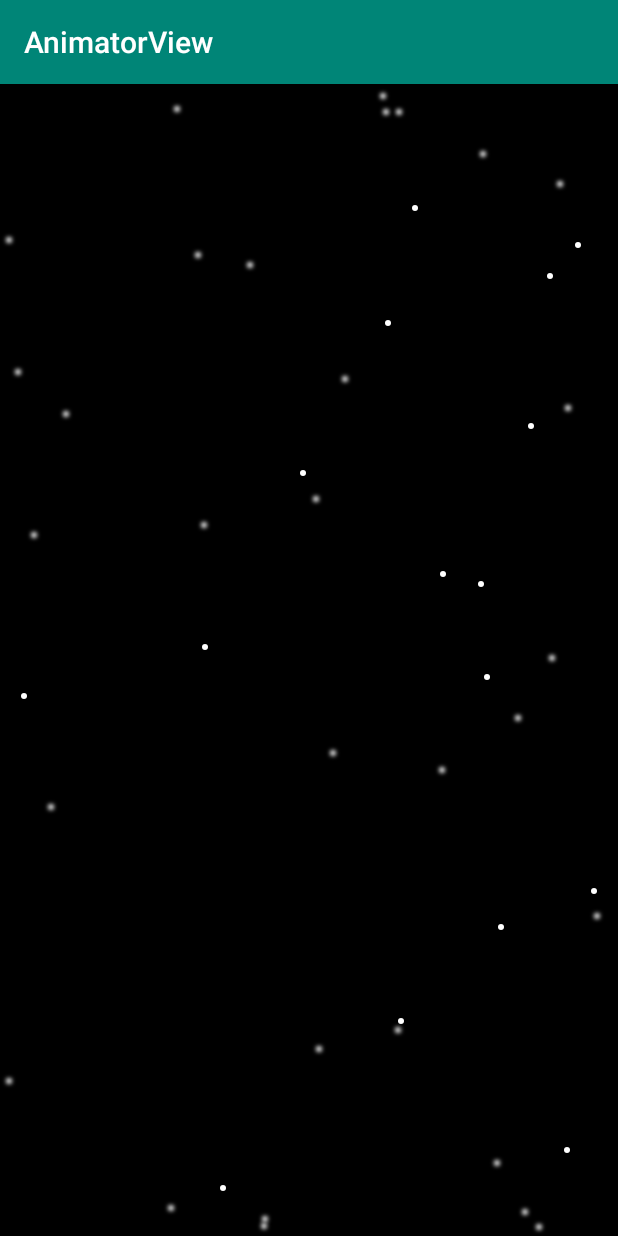
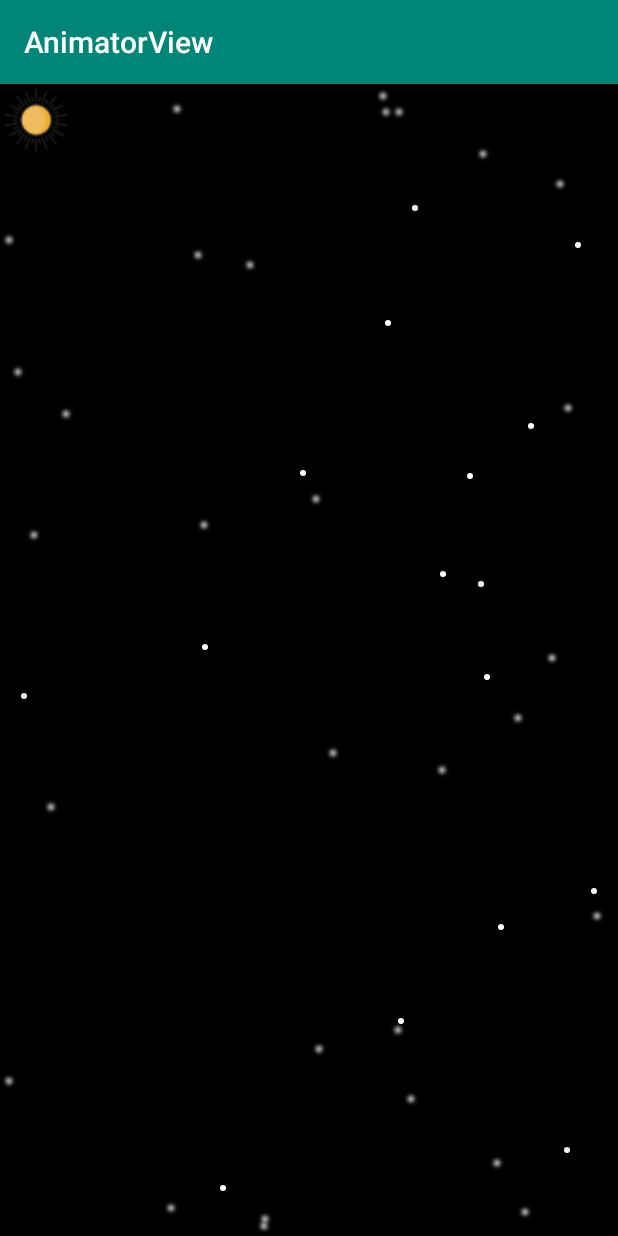
Before and after one commit to renmingjian/AnimatorView, an Android app: the SkyGalaxyActivity screen opened directly, with no data from a screen before it, on a phone screen of 412 x 824 dp. Run offline under Robolectric (Android 15) with nearby library versions, the phone set to English and light mode, and no system bars.

```diff
--- a/app/src/main/AndroidManifest.xml
+++ b/app/src/main/AndroidManifest.xml
@@ -9,7 +9,8 @@
         android:roundIcon="@mipmap/ic_launcher_round"
         android:supportsRtl="true"
         android:theme="@style/AppTheme">
-        <activity android:name=".activity.SkyGalaxyActivity"></activity>
+        <activity android:name=".activity.TestActivity"></activity>
+        <activity android:name=".activity.SkyGalaxyActivity" />
         <activity android:name=".activity.SportActivity" />
         <activity android:name=".activity.ChargeActivity" />
         <activity android:name=".activity.BoardViewActivity2" />
--- a/app/src/main/java/com/erge/animatorview/MainActivity.kt
+++ b/app/src/main/java/com/erge/animatorview/MainActivity.kt
@@ -57,4 +57,8 @@ class MainActivity : AppCompatActivity() {
         startActivity(Intent(this, SkyGalaxyActivity::class.java))
     }
 
+    fun test(view: View) {
+        startActivity(Intent(this, TestActivity::class.java))
+    }
+
 }
--- a/app/src/main/java/com/erge/animatorview/view/SkyGalaxyView.kt
+++ b/app/src/main/java/com/erge/animatorview/view/SkyGalaxyView.kt
@@ -6,6 +6,7 @@ import android.content.Context
 import android.graphics.*
 import android.util.AttributeSet
 import android.view.View
+import com.erge.animatorview.R
 import com.erge.animatorview.utils.Utils
 import kotlin.random.Random
 
@@ -20,8 +21,10 @@ class SkyGalaxyView(context: Context, attributeSet: AttributeSet) : View(context
     private val mPaintBg: Paint = Paint(Paint.ANTI_ALIAS_FLAG)
     private val mPaintDot: Paint = Paint(Paint.ANTI_ALIAS_FLAG)
     private val mPaintLine: Paint = Paint(Paint.ANTI_ALIAS_FLAG)
+    private val mPaintBitmap: Paint = Paint(Paint.ANTI_ALIAS_FLAG)
     private val mDotLocations = ArrayList<Point>()
     private val mLineLocations = ArrayList<Point>()
+    private var mOffsetY: Int = 0
     private var mScreenWidth: Int = 0
     private var mScreenHeight: Int = 0
     private var translateLine: Float = 0f
@@ -56,6 +59,7 @@ class SkyGalaxyView(context: Context, attributeSet: AttributeSet) : View(context
         drawBackground(canvas)
         drawDots(canvas)
         drawLines(canvas)
+        drawBitmap(canvas)
         canvas?.restore()
     }
 
@@ -85,12 +89,12 @@ class SkyGalaxyView(context: Context, attributeSet: AttributeSet) : View(context
     private fun drawLines(canvas: Canvas?) {
         mPaintLine.color = 0xffffffff.toInt()
         mPaintLine.style = Paint.Style.FILL
-        mPaintLine.strokeWidth = Utils.dp2px(3f)
+        mPaintLine.strokeWidth = Utils.dp2px(2f)
         for (index in mLineLocations.indices) {
             val startX: Float = mLineLocations[index].x.toFloat() + translateLine
-            val startY: Float = mLineLocations[index].y.toFloat() + translateLine
+            val startY: Float = mLineLocations[index].y.toFloat()
             val endX: Float = startX + LINE_LENGTH
-            val endY: Float = startY + LINE_LENGTH
+            val endY: Float = startY + mOffsetY
             mPaintLine.shader = LinearGradient(
                 startX, startY, endX, endY, 0x337EC8DF,
                 0xff7EC8DF.toInt(), Shader.TileMode.CLAMP
@@ -99,13 +103,21 @@ class SkyGalaxyView(context: Context, attributeSet: AttributeSet) : View(context
         }
     }
 
+    private fun drawBitmap(canvas: Canvas?) {
+        val bitmapSun = BitmapFactory.decodeResource(resources, R.drawable.sun)
+        val bitmapEarth = BitmapFactory.decodeResource(resources, R.drawable.earth)
+        val bitmapMoon = BitmapFactory.decodeResource(resources, R.drawable.moon)
+        canvas?.drawBitmap(bitmapSun, 0f, 0f, mPaintBitmap)
+    }
+
     private fun produceRandomLine() {
         mLineLocations.clear()
         for (i in 0 until 5) {
-            val x = Random.nextInt(0, mScreenWidth)
+            val x = Random.nextInt(0, mScreenWidth / 2)
             val y = Random.nextInt(0, mScreenHeight)
             mLineLocations.add(Point(x, y))
         }
+        mOffsetY = Random.nextInt(0, 100)
     }
 
     fun startAnim() {
--- a/app/src/main/res/layout/activity_main.xml
+++ b/app/src/main/res/layout/activity_main.xml
@@ -77,6 +77,12 @@
             android:onClick="sky"
             android:text="星空" />
 
+        <Button
+            android:layout_width="match_parent"
+            android:layout_height="wrap_content"
+            android:onClick="test"
+            android:text="测试" />
+
     </LinearLayout>
 
 </ScrollView>
--- a/build.gradle
+++ b/build.gradle
@@ -8,7 +8,7 @@ buildscript {
 
     }
     dependencies {
-        classpath 'com.android.tools.build:gradle:3.5.1'
+        classpath 'com.android.tools.build:gradle:3.5.2'
         classpath "org.jetbrains.kotlin:kotlin-gradle-plugin:$kotlin_version"
         // NOTE: Do not place your application dependencies here; they belong
         // in the individual module build.gradle files
```
Also changed, not shown: app/src/main/java/com/erge/animatorview/activity/TestActivity.kt (added, +13 -0 lines), app/src/main/java/com/erge/animatorview/view/BoardView.java (+15 -2 lines), app/src/main/java/com/erge/animatorview/view/TestView.java (added, +43 -0 lines), app/src/main/res/layout/activity_test.xml (added, +13 -0 lines), app/src/main/res/drawable/earth.png (added), app/src/main/res/drawable/moon.png (added), app/src/main/res/drawable/sun.png (added).
